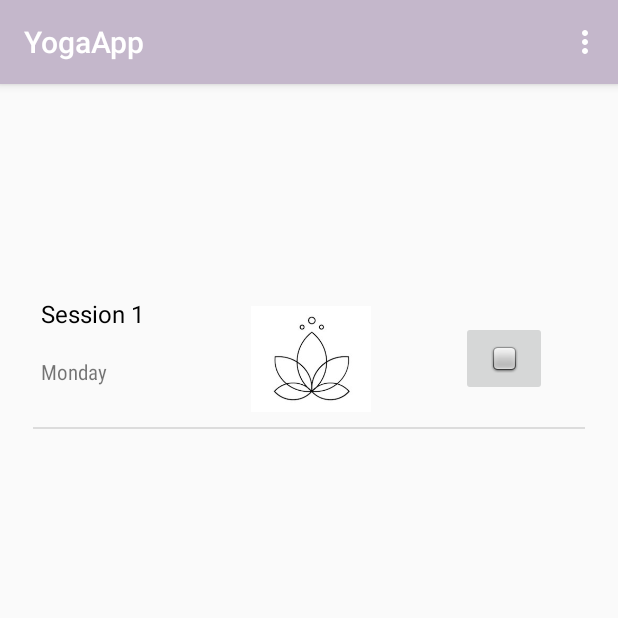
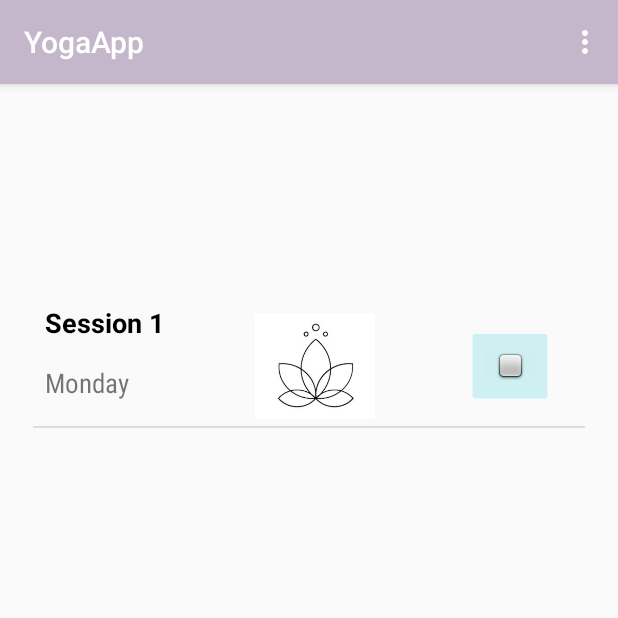
Before and after one commit to ClareBee/FlowYogaApp, an Android app: the TopSessionsActivity screen opened directly, with no data from a screen before it, on a phone screen of 412 x 824 dp, the top half of it. Run offline under Robolectric (Android 15) with nearby library versions, the phone set to English and light mode, and no system bars.

Commit message:
list fix

```diff
--- a/app/src/main/res/layout/session_item.xml
+++ b/app/src/main/res/layout/session_item.xml
@@ -4,7 +4,8 @@
     xmlns:tools="http://schemas.android.com/tools"
     android:orientation="vertical"
     android:layout_width="match_parent"
-    android:padding="5dp"
+    android:paddingTop="10dp"
+    android:paddingLeft="8dp"
     android:layout_height="match_parent"
     android:onClick="getSession"
     android:weightSum="1">
@@ -16,6 +17,7 @@
         android:layout_marginEnd="139dp"
         android:layout_marginTop="0dp"
         android:fontFamily="sans-serif-condensed"
+        android:textSize="18sp"
         app:layout_constraintTop_toBottomOf="@+id/sessionList"
         tools:layout_editor_absoluteX="5dp"
         tools:text="Day" />
@@ -26,9 +28,11 @@
         android:layout_height="40dp"
         android:layout_marginStart="5dp"
         android:textAppearance="@android:style/TextAppearance.Widget.TextView"
-        tools:text="Session Name"
+        android:textSize="18sp"
+        android:textStyle="bold"
+        tools:layout_editor_absoluteX="5dp"
         tools:layout_editor_absoluteY="3dp"
-        tools:layout_editor_absoluteX="5dp" />
+        tools:text="Session Name" />
 
     <ImageView
         android:id="@+id/imageList"
@@ -43,12 +47,14 @@
 
     <ImageButton
         android:id="@+id/completeButtonList"
+        style="@android:style/Widget.Holo.ImageButton"
         android:layout_width="57dp"
         android:layout_height="50dp"
         android:layout_marginLeft="86dp"
         android:layout_marginRight="8dp"
         android:layout_marginStart="47dp"
         android:layout_marginTop="16dp"
+        android:backgroundTint="@color/colorAccent"
         app:layout_constraintLeft_toRightOf="@+id/imageList"
         app:layout_constraintRight_toRightOf="parent"
         app:layout_constraintTop_toTopOf="parent"
```
